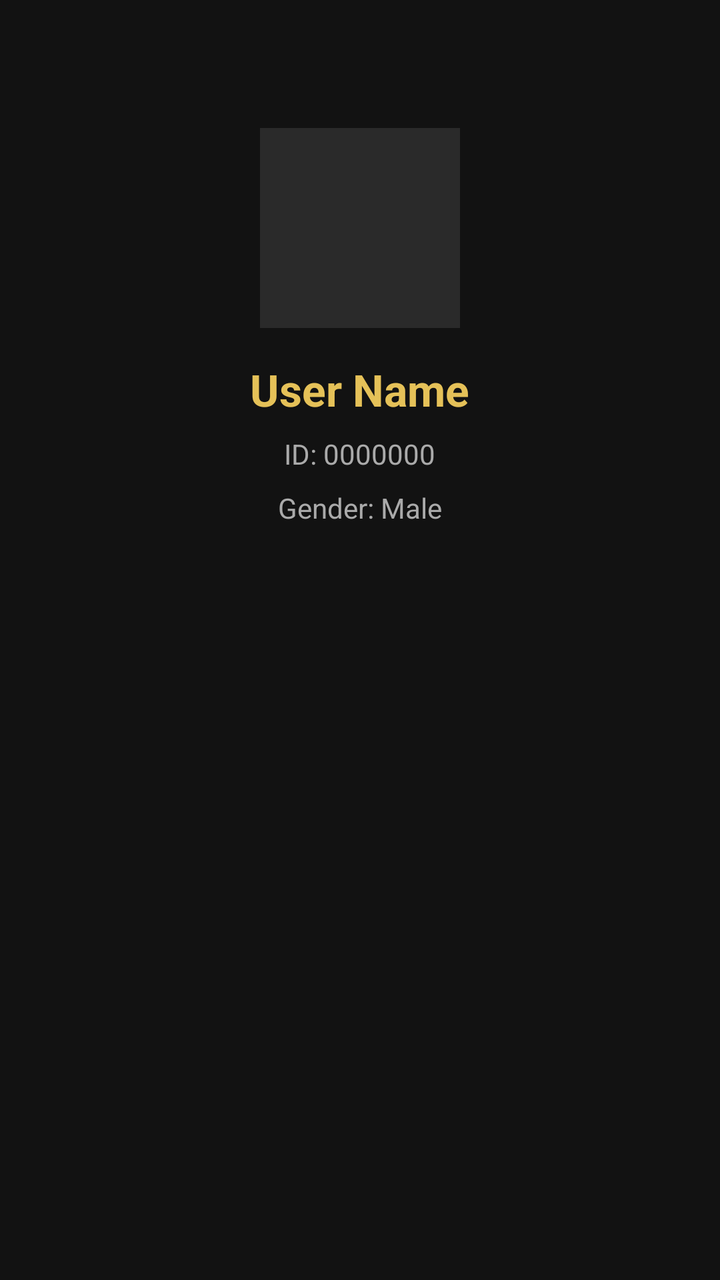
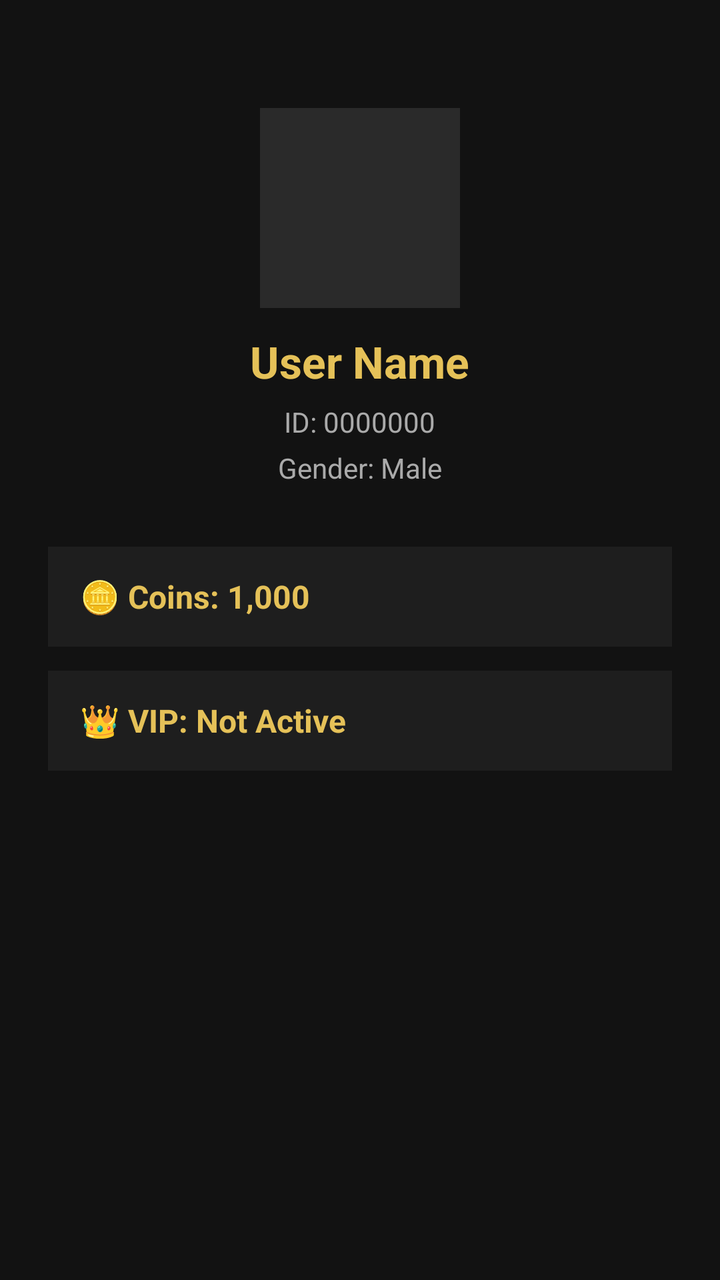

Compare the two renders of this Android layout. The source of the first and the diff that turns it into the second are given below.
<!-- AndroidManifest.xml: application theme Theme.AppCompat.Light.NoActionBar -->
<!-- res/layout/activity_me.xml -->
<?xml version="1.0" encoding="utf-8"?>
<LinearLayout xmlns:android="http://schemas.android.com/apk/res/android"
    android:layout_width="match_parent"
    android:layout_height="match_parent"
    android:background="#121212"
    android:gravity="center_horizontal"
    android:orientation="vertical"
    android:padding="24dp">

    
    <ImageView
        android:id="@+id/imgProfileMe"
        android:layout_width="100dp"
        android:layout_height="100dp"
        android:layout_marginTop="40dp"
        android:background="#2A2A2A"
        android:scaleType="centerCrop" />

    
    <TextView
        android:id="@+id/tvProfileName"
        android:layout_width="wrap_content"
        android:layout_height="wrap_content"
        android:layout_marginTop="16dp"
        android:text="User Name"
        android:textColor="#E5C158"
        android:textSize="22sp"
        android:textStyle="bold" />

    
    <TextView
        android:id="@+id/tvProfileId"
        android:layout_width="wrap_content"
        android:layout_height="wrap_content"
        android:layout_marginTop="8dp"
        android:text="ID: 0000000"
        android:textColor="#AAAAAA"
        android:textSize="14sp" />

    
    <TextView
        android:id="@+id/tvProfileGender"
        android:layout_width="wrap_content"
        android:layout_height="wrap_content"
        android:layout_marginTop="8dp"
        android:text="Gender: Male"
        android:textColor="#AAAAAA"
        android:textSize="14sp" />

</LinearLayout>
<!-- resources referenced by this layout -->
<resources>

</resources>

<!-- the commit's change to res/layout/activity_me.xml (unified diff, before → after) -->
@@ -12,7 +12,7 @@
         android:id="@+id/imgProfileMe"
         android:layout_width="100dp"
         android:layout_height="100dp"
-        android:layout_marginTop="40dp"
+        android:layout_marginTop="30dp"
         android:background="#2A2A2A"
         android:scaleType="centerCrop" />
 
@@ -21,7 +21,7 @@
         android:id="@+id/tvProfileName"
         android:layout_width="wrap_content"
         android:layout_height="wrap_content"
-        android:layout_marginTop="16dp"
+        android:layout_marginTop="12dp"
         android:text="User Name"
         android:textColor="#E5C158"
         android:textSize="22sp"
@@ -32,7 +32,7 @@
         android:id="@+id/tvProfileId"
         android:layout_width="wrap_content"
         android:layout_height="wrap_content"
-        android:layout_marginTop="8dp"
+        android:layout_marginTop="6dp"
         android:text="ID: 0000000"
         android:textColor="#AAAAAA"
         android:textSize="14sp" />
@@ -42,9 +42,50 @@
         android:id="@+id/tvProfileGender"
         android:layout_width="wrap_content"
         android:layout_height="wrap_content"
-        android:layout_marginTop="8dp"
+        android:layout_marginTop="4dp"
         android:text="Gender: Male"
         android:textColor="#AAAAAA"
         android:textSize="14sp" />
 
+    
+    <LinearLayout
+        android:layout_width="match_parent"
+        android:layout_height="wrap_content"
+        android:layout_marginTop="30dp"
+        android:orientation="vertical"
+        android:gravity="center">
+
+        
+        <TextView
+            android:id="@+id/tvWalletCoins"
+            android:layout_width="match_parent"
+            android:layout_height="50dp"
+            android:background="#1E1E1E"
+            android:gravity="center_vertical"
+            android:paddingHorizontal="16dp"
+            android:text="🪙 Coins: 1,000"
+            android:textColor="#E5C158"
+            android:textSize="16sp"
+            android:textStyle="bold"
+            android:clickable="true"
+            android:focusable="true"
+            android:layout_marginBottom="12dp" />
+
+        
+        <TextView
+            android:id="@+id/tvVipStatus"
+            android:layout_width="match_parent"
+            android:layout_height="50dp"
+            android:background="#1E1E1E"
+            android:gravity="center_vertical"
+            android:paddingHorizontal="16dp"
+            android:text="👑 VIP: Not Active"
+            android:textColor="#E5C158"
+            android:textSize="16sp"
+            android:textStyle="bold"
+            android:clickable="true"
+            android:focusable="true" />
+
+    </LinearLayout>
+
 </LinearLayout>
